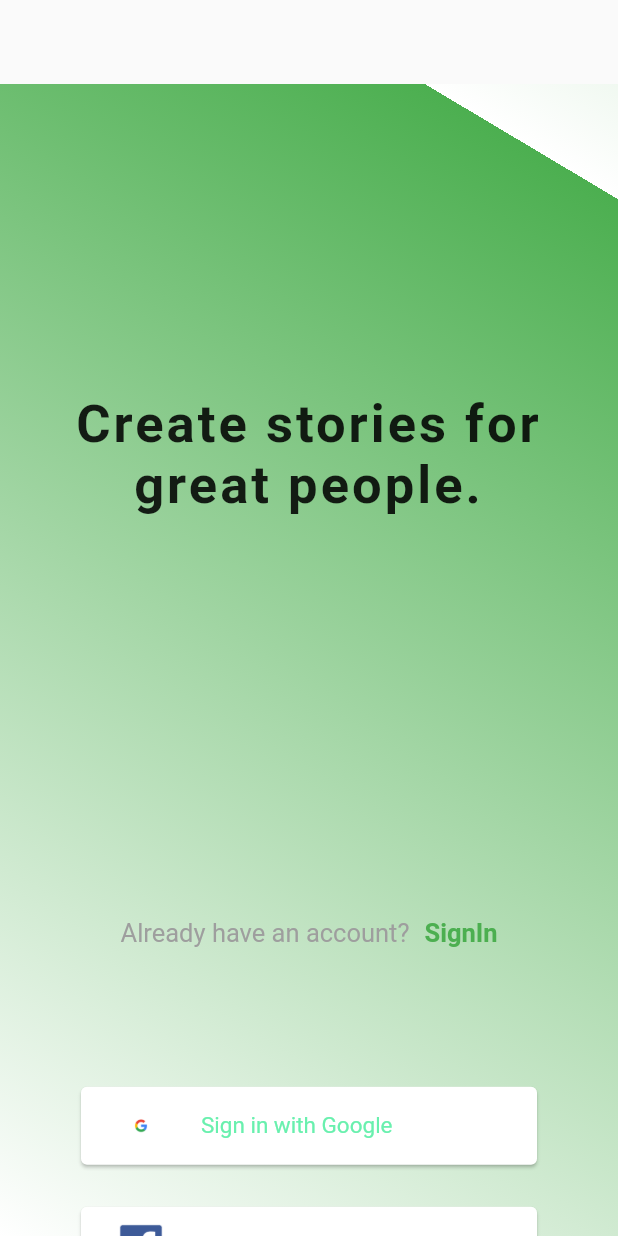
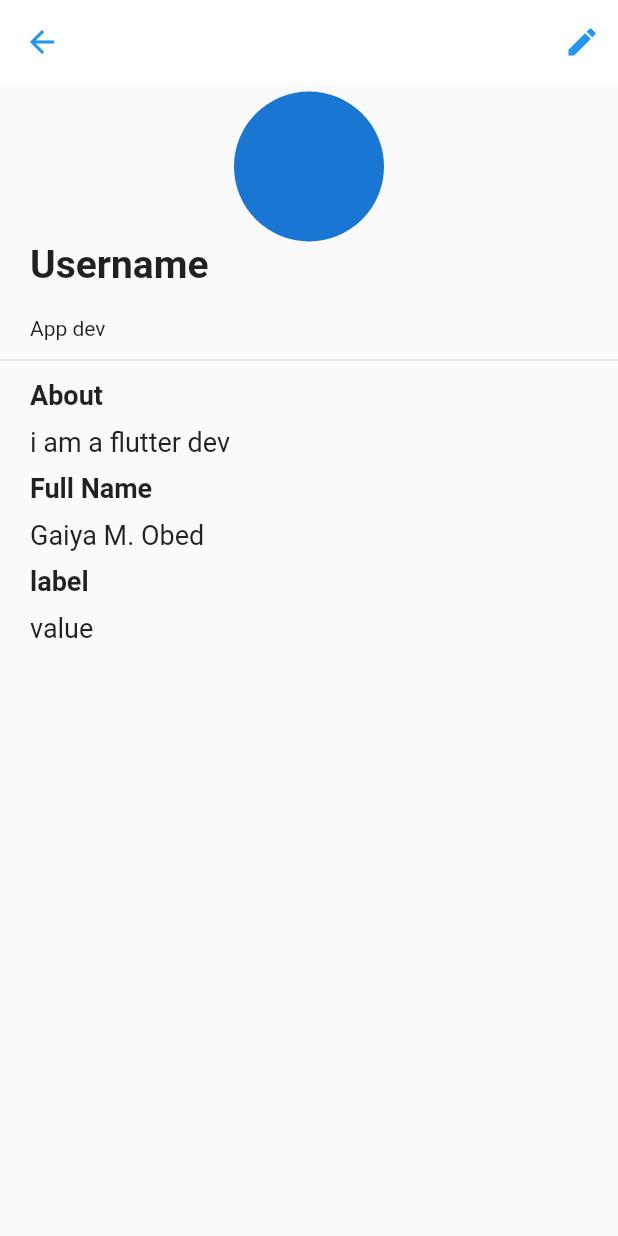
Before and after one commit to gaiyadev/Medium_clone_ui, a Flutter app: the first screen one second after launch, on a phone screen of 412 x 824 dp. Run offline on Flutter 3.47's test engine with Material 2 defaults, Android fonts, the phone set to English and light mode, and no system bars; drawn by our look-alikes of auto_size_text; our stand-ins replace flutter_secure_storage, google_fonts, image_picker, logger.

Commit message:
Add: added main user profile screen

```diff
--- a/lib/main.dart
+++ b/lib/main.dart
@@ -3,6 +3,7 @@ import 'package:flutter_secure_storage/flutter_secure_storage.dart';
 import 'package:google_fonts/google_fonts.dart';
 import 'package:medium_app/screens/home_page_screen.dart';
 import 'package:medium_app/screens/home_screen.dart';
+import 'package:medium_app/screens/profile/main_profile_screen.dart';
 
 void main() {
   runApp(MyApp());
@@ -46,7 +47,7 @@ class _MyAppState extends State<MyApp> {
           Theme.of(context).textTheme,
         ),
       ),
-      home: _page,
+      home: MainProfileScreen(),
     );
   }
 }
--- a/lib/screens/profile/create_profile_screen.dart
+++ b/lib/screens/profile/create_profile_screen.dart
@@ -20,7 +20,7 @@ class _CreateProfileScrenState extends State<CreateProfileScren> {
   TextEditingController _title = TextEditingController();
   TextEditingController _about = TextEditingController();
 
-  Future getImage(ImageSource source) async {
+  Future<void> getImage(ImageSource source) async {
     final pickedFile = await picker.getImage(
       source: source,
     );
@@ -321,17 +321,33 @@ class _CreateProfileScrenState extends State<CreateProfileScren> {
                             if (response.statusCode == 200 ||
                                 response.statusCode == 201) {
                               //success
-                              if (_image.path != null) {
+                              if (_image != null) {
                                 var responseImage =
                                     await networkHelper.patchImage(
                                         '/api/users/profile/add/image',
                                         _image.path);
                                 if (responseImage.statusCode == 200 ||
                                     response.statusCode == 201) {
-                                  //success
+                                  //successm ,
                                   setState(() {
                                     _circular = false;
                                   });
+                                  showDialog(
+                                    context: context,
+                                    builder: (ctx) => AlertDialog(
+                                      title: Text('Success!'),
+                                      content:
+                                          Text('Profile created successfully'),
+                                      actions: <Widget>[
+                                        FlatButton(
+                                          child: Text('Okay'),
+                                          onPressed: () {
+                                            Navigator.of(ctx).pop();
+                                          },
+                                        )
+                                      ],
+                                    ),
+                                  );
                                 } else {
                                   print(responseImage.statusCode);
                                   print('image err');
--- /dev/null
+++ b/lib/screens/profile/main_profile_screen.dart
@@ -0,0 +1,99 @@
+import 'package:flutter/material.dart';
+
+class MainProfileScreen extends StatefulWidget {
+  @override
+  _MainProfileScreenState createState() => _MainProfileScreenState();
+}
+
+class _MainProfileScreenState extends State<MainProfileScreen> {
+  @override
+  Widget build(BuildContext context) {
+    return Scaffold(
+      appBar: AppBar(
+        elevation: 0,
+        backgroundColor: Colors.white,
+        leading: IconButton(
+          icon: Icon(
+            Icons.arrow_back,
+            color: Colors.blue,
+          ),
+          onPressed: () {},
+        ),
+        actions: [
+          IconButton(
+            icon: Icon(
+              Icons.edit,
+              color: Colors.blue,
+            ),
+            onPressed: () {},
+          ),
+        ],
+      ),
+      body: ListView(
+        children: [
+          head(),
+          Divider(
+            thickness: 0.8,
+          ),
+          otherDetails('About', 'i am a flutter dev'),
+          otherDetails('Full Name', 'Gaiya M. Obed'),
+          otherDetails('label', 'value'),
+        ],
+      ),
+    );
+  }
+
+  Widget head() {
+    return Padding(
+      padding: const EdgeInsets.symmetric(horizontal: 20, vertical: 5),
+      child: Column(
+        crossAxisAlignment: CrossAxisAlignment.start,
+        children: [
+          Center(
+            child: CircleAvatar(
+              radius: 50,
+            ),
+          ),
+          Text(
+            'Username',
+            style: TextStyle(
+              fontWeight: FontWeight.bold,
+              fontSize: 26,
+            ),
+          ),
+          SizedBox(
+            height: 20,
+          ),
+          Text('App dev'),
+        ],
+      ),
+    );
+  }
+
+  Widget otherDetails(String label, String value) {
+    return Padding(
+      padding: const EdgeInsets.symmetric(horizontal: 20, vertical: 5),
+      child: Column(
+        crossAxisAlignment: CrossAxisAlignment.start,
+        children: [
+          Text(
+            '$label',
+            style: TextStyle(
+              fontSize: 18,
+              fontWeight: FontWeight.bold,
+            ),
+          ),
+          SizedBox(
+            height: 10,
+          ),
+          Text(
+            '$value',
+            style: TextStyle(
+              fontSize: 18,
+            ),
+          ),
+        ],
+      ),
+    );
+  }
+}
```
